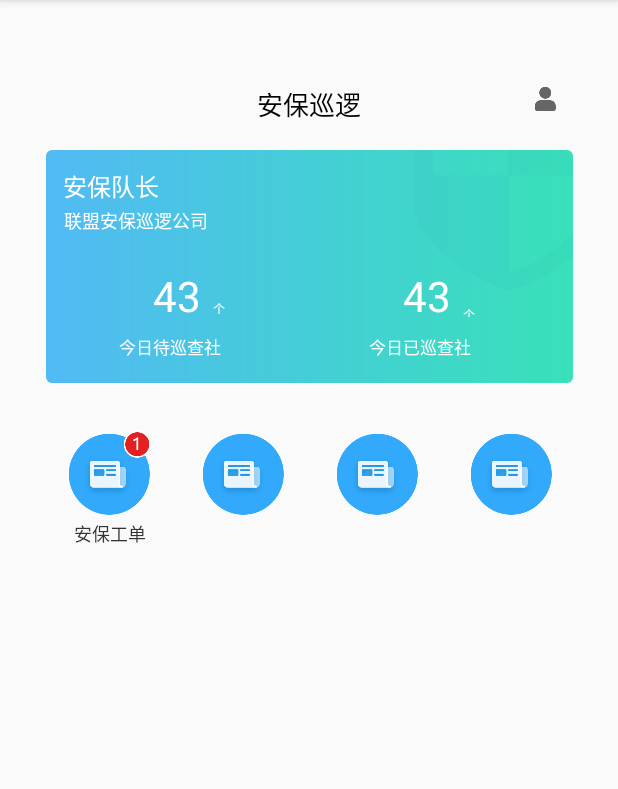
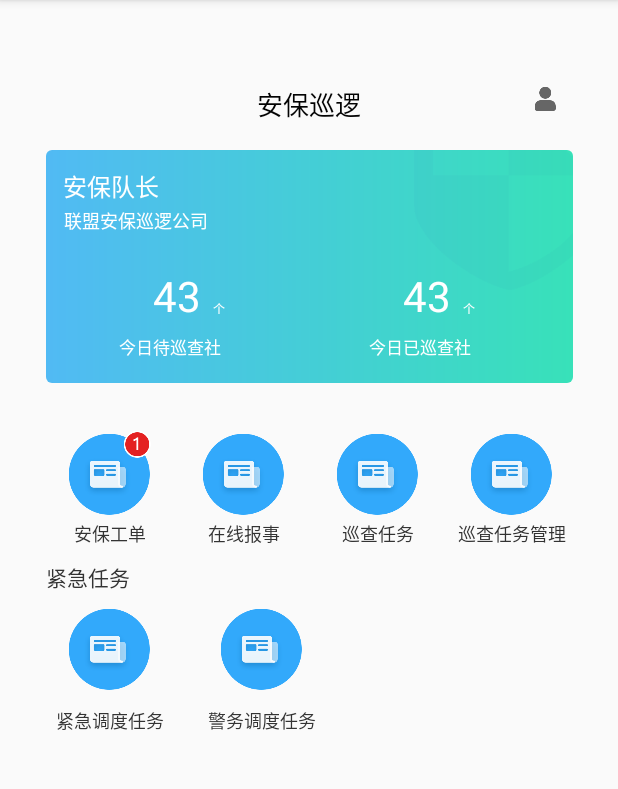
Before and after one commit to HuoXiaoChen/TestLogin, an Android app: the HomeActivity screen opened directly, with no data from a screen before it, on a phone screen of 412 x 824 dp, the part 84-873 px from its top. Run offline under Robolectric (Android 15) with nearby library versions, the phone set to English and light mode, and no system bars.

Commit message:
功能提交

```diff
--- a/app/src/main/java/com/example/testlogin/ForgetPawActivity.java
+++ b/app/src/main/java/com/example/testlogin/ForgetPawActivity.java
@@ -1,24 +1,35 @@
 package com.example.testlogin;
 
 import android.content.Intent;
+import android.os.CountDownTimer;
 import android.support.v7.app.AppCompatActivity;
 import android.os.Bundle;
 import android.view.View;
 import android.widget.Button;
 import android.widget.ImageView;
 
+import java.util.Timer;
+
+/*
+*
+* 修改密码
+* */
 public class ForgetPawActivity extends AppCompatActivity {
+
+    private Button mYanZhengBtn;
 
     @Override
     protected void onCreate(Bundle savedInstanceState) {
         super.onCreate(savedInstanceState);
         setContentView(R.layout.activity_forget_paw);
-        Button mYanZhengBtn = findViewById(R.id.yanzhengBtn);
-        mYanZhengBtn.getBackground().setAlpha(30);
+        mYanZhengBtn = findViewById(R.id.yanzhengBtn);
+        //设置透明度
+        mYanZhengBtn.getBackground().setAlpha(10);
         initView();
     }
 
     private void initView() {
+        //返回Login页面
         final ImageView mBackBtn = findViewById(R.id.backBtn);
         mBackBtn.setOnClickListener(new View.OnClickListener() {
             @Override
@@ -27,5 +38,45 @@ public class ForgetPawActivity extends AppCompatActivity {
                 startActivity(intent);
             }
         });
+
+        //new倒计时对象,总共的时间,每隔多少秒更新一次时间
+        final MyCountDownTimer myCountDownTimer = new MyCountDownTimer(60000,1000);
+
+        //验证码动态更改
+        mYanZhengBtn.setOnClickListener(new View.OnClickListener() {
+            @Override
+            public void onClick(View v) {
+                myCountDownTimer.start();
+            }
+        });
     }
+
+    class MyCountDownTimer extends CountDownTimer {
+        //倒计时函数
+
+        public MyCountDownTimer(long millisInFuture, long countDownInterval) {
+            super(millisInFuture, countDownInterval);
+        }
+
+        //计时过程
+        @Override
+        public void onTick(long l) {
+            //防止计时过程中重复点击
+            mYanZhengBtn.setClickable(false);
+            mYanZhengBtn.setText("再次获取"+l/1000+"s");
+
+        }
+
+        //计时完毕的方法
+        @Override
+        public void onFinish() {
+            //重新给Button设置文字
+            mYanZhengBtn.setText("重新获取");
+            //设置可点击
+            mYanZhengBtn.setClickable(true);
+        }
+
+    }
+
+
 }
--- a/app/src/main/java/com/example/testlogin/HomeActivity.java
+++ b/app/src/main/java/com/example/testlogin/HomeActivity.java
@@ -3,6 +3,10 @@ package com.example.testlogin;
 import android.support.v7.app.AppCompatActivity;
 import android.os.Bundle;
 
+/*
+*
+*   首页
+* */
 public class HomeActivity extends AppCompatActivity {
 
     @Override
--- a/app/src/main/java/com/example/testlogin/MainActivity.java
+++ b/app/src/main/java/com/example/testlogin/MainActivity.java
@@ -8,10 +8,13 @@ import android.widget.Button;
 import android.widget.EditText;
 import android.widget.TextView;
 
+/*
+*
+*   登录
+* */
 public class MainActivity extends AppCompatActivity {
 
     private TextView mForgetPawBtn;
-    private EditText mEdtName;
     private EditText mEdtPaw;
     private Button mLoginBtn;
     private TextView mPawError;
@@ -22,9 +25,9 @@ public class MainActivity extends AppCompatActivity {
         setContentView(R.layout.activity_main);
 
         initView();
-
+        //登陆按钮曹祖
         ToHomeActivity();
-
+        //忘记密码操作
         ToForgetPawActivity();
     }
 
@@ -34,14 +37,12 @@ public class MainActivity extends AppCompatActivity {
     private void initView() {
         mForgetPawBtn = findViewById(R.id.forgetPawBtn);
         mLoginBtn = findViewById(R.id.loginBtn);
-        mEdtName = findViewById(R.id.edtName);
         mEdtPaw = findViewById(R.id.edtPaw);
         mPawError = findViewById(R.id.pawerror);
         mPawError.setVisibility(View.GONE);
     }
 
     private void ToHomeActivity() {
-
 
         mLoginBtn.setOnClickListener(new View.OnClickListener() {
             @Override
--- a/app/src/main/res/layout/activity_forget_paw.xml
+++ b/app/src/main/res/layout/activity_forget_paw.xml
@@ -62,11 +62,11 @@
 
         <ImageView
             android:id="@+id/imageView3"
-            android:layout_width="16dp"
+            android:layout_width="18dp"
             android:layout_height="18dp"
             android:layout_marginStart="25dp"
             app:layout_constraintStart_toStartOf="parent"
-            app:srcCompat="@mipmap/icon_shouji" />
+            app:srcCompat="@mipmap/icon_mima" />
 
         <EditText
             android:id="@+id/edtPaw2"
@@ -106,11 +106,11 @@
 
         <ImageView
             android:id="@+id/imageView5"
-            android:layout_width="16dp"
+            android:layout_width="18dp"
             android:layout_height="18dp"
             android:layout_marginStart="25dp"
             app:layout_constraintStart_toStartOf="parent"
-            app:srcCompat="@mipmap/icon_shouji" />
+            app:srcCompat="@mipmap/icon_mima" />
 
         <EditText
             android:id="@+id/edtPaw"
@@ -150,11 +150,11 @@
 
         <ImageView
             android:id="@+id/imageView7"
-            android:layout_width="16dp"
-            android:layout_height="18dp"
+            android:layout_width="18dp"
+            android:layout_height="14dp"
             android:layout_marginStart="25dp"
             app:layout_constraintStart_toStartOf="parent"
-            app:srcCompat="@mipmap/icon_shouji" />
+            app:srcCompat="@mipmap/icon_info" />
 
         <EditText
             android:id="@+id/edtInfo"
--- a/app/src/main/res/layout/activity_home.xml
+++ b/app/src/main/res/layout/activity_home.xml
@@ -75,6 +75,7 @@
         app:layout_constraintTop_toTopOf="@+id/imageView9" />
 
     <TextView
+        android:id="@+id/textView15"
         android:layout_width="wrap_content"
         android:layout_height="wrap_content"
         android:layout_marginStart="12dp"
@@ -136,8 +137,8 @@
 
     <TextView
         android:id="@+id/textView7"
-        android:layout_width="0dp"
-        android:layout_height="7dp"
+        android:layout_width="8dp"
+        android:layout_height="11dp"
         android:layout_marginStart="8dp"
         android:text="个"
         android:textColor="#ffffffff"
@@ -201,9 +202,12 @@
         app:srcCompat="@mipmap/group2" />
 
     <TextView
+        android:id="@+id/textView9"
         android:layout_width="wrap_content"
-        android:layout_height="15dp"
+        android:layout_height="17dp"
+        android:layout_marginStart="3dp"
         android:layout_marginTop="3dp"
+        android:layout_marginEnd="3dp"
         android:text="安保工单"
         android:textColor="#ff333333"
         android:textSize="12sp"
@@ -211,4 +215,102 @@
         app:layout_constraintStart_toStartOf="@+id/imageView13"
         app:layout_constraintTop_toBottomOf="@+id/imageView13" />
 
+    <TextView
+        android:id="@+id/textView10"
+        android:layout_width="wrap_content"
+        android:layout_height="17dp"
+        android:layout_marginStart="3dp"
+        android:layout_marginTop="3dp"
+        android:layout_marginEnd="3dp"
+        android:text="在线报事"
+        android:textColor="#ff333333"
+        android:textSize="12sp"
+        app:layout_constraintEnd_toEndOf="@+id/imageView12"
+        app:layout_constraintStart_toStartOf="@+id/imageView12"
+        app:layout_constraintTop_toBottomOf="@+id/imageView12" />
+
+    <TextView
+        android:id="@+id/textView11"
+        android:layout_width="wrap_content"
+        android:layout_height="17dp"
+        android:layout_marginStart="3dp"
+        android:layout_marginTop="3dp"
+        android:layout_marginEnd="3dp"
+        android:text="巡查任务"
+        android:textColor="#ff333333"
+        android:textSize="12sp"
+        app:layout_constraintEnd_toEndOf="@+id/imageView15"
+        app:layout_constraintStart_toStartOf="@+id/imageView15"
+        app:layout_constraintTop_toBottomOf="@+id/imageView15" />
+
+    <TextView
+        android:layout_width="wrap_content"
+        android:layout_height="17dp"
+        android:layout_marginStart="3dp"
+        android:layout_marginTop="3dp"
+        android:layout_marginEnd="3dp"
+        android:text="巡查任务管理"
+        android:textColor="#ff333333"
+        android:textSize="12sp"
+        app:layout_constraintEnd_toEndOf="@+id/imageView14"
+        app:layout_constraintStart_toStartOf="@+id/imageView14"
+        app:layout_constraintTop_toBottomOf="@+id/imageView14" />
+
+    <TextView
+        android:id="@+id/textView14"
+        android:layout_width="78dp"
+        android:layout_height="20dp"
+        android:layout_marginTop="10dp"
+        android:text="紧急任务"
+        android:textColor="#ff333333"
+        android:textSize="14sp"
+        app:layout_constraintStart_toStartOf="@+id/imageView9"
+        app:layout_constraintTop_toBottomOf="@+id/textView9" />
+
+    <ImageView
+        android:id="@+id/imageView19"
+        android:layout_width="wrap_content"
+        android:layout_height="wrap_content"
+        android:layout_marginStart="15dp"
+        android:layout_marginTop="12dp"
+        app:layout_constraintStart_toStartOf="@+id/textView14"
+        app:layout_constraintTop_toBottomOf="@+id/textView14"
+        app:srcCompat="@mipmap/group" />
+
+    <ImageView
+        android:id="@+id/imageView20"
+        android:layout_width="wrap_content"
+        android:layout_height="wrap_content"
+        android:layout_marginStart="47dp"
+        android:layout_marginTop="12dp"
+        app:layout_constraintStart_toEndOf="@+id/imageView19"
+        app:layout_constraintTop_toBottomOf="@+id/textView14"
+        app:srcCompat="@mipmap/group" />
+
+    <TextView
+        android:layout_width="wrap_content"
+        android:layout_height="17dp"
+        android:layout_marginStart="9dp"
+        android:layout_marginTop="11dp"
+        android:layout_marginEnd="9dp"
+        android:text="紧急调度任务"
+        android:textColor="#ff333333"
+        android:textSize="12sp"
+        app:layout_constraintEnd_toEndOf="@+id/imageView19"
+        app:layout_constraintStart_toStartOf="@+id/imageView19"
+        app:layout_constraintTop_toBottomOf="@+id/imageView19" />
+
+    <TextView
+        android:layout_width="wrap_content"
+        android:layout_height="17dp"
+        android:layout_marginStart="9dp"
+        android:layout_marginTop="11dp"
+        android:layout_marginEnd="9dp"
+        android:text="警务调度任务"
+        android:textColor="#ff333333"
+        android:textSize="12sp"
+        app:layout_constraintEnd_toEndOf="@+id/imageView20"
+        app:layout_constraintStart_toStartOf="@+id/imageView20"
+        app:layout_constraintTop_toBottomOf="@+id/imageView20" />
+
 </android.support.constraint.ConstraintLayout>
--- a/app/src/main/res/layout/activity_main.xml
+++ b/app/src/main/res/layout/activity_main.xml
@@ -89,7 +89,7 @@
 
     <ImageView
         android:id="@+id/imageView3"
-        android:layout_width="16dp"
+        android:layout_width="18dp"
         android:layout_height="18dp"
         android:layout_marginStart="25dp"
         app:layout_constraintBottom_toBottomOf="@+id/edtPaw"
```
